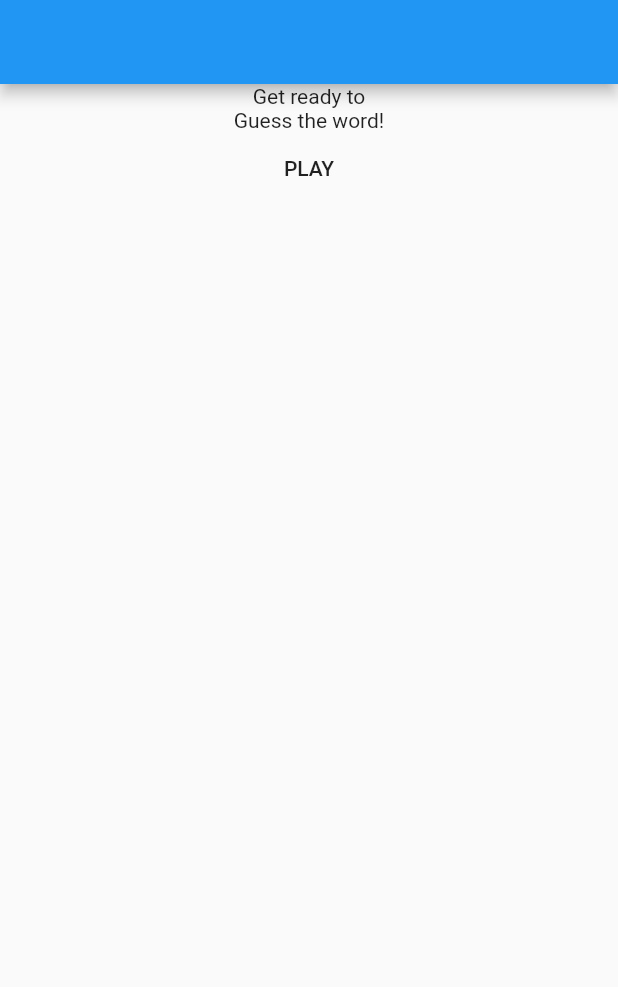
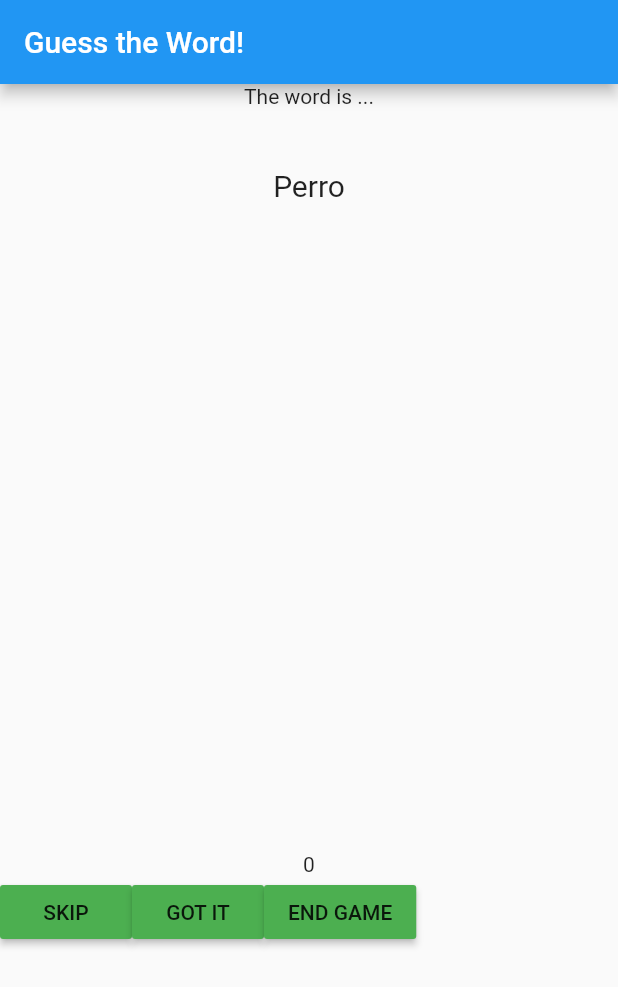
Before and after one commit to JPRR44/Tarea3_Moviles, a Flutter app: the screen it shows after launch, after a tap on "PLAY", on a phone screen of 412 x 824 dp. Shown: the top 987 px of the screen. Run offline on Flutter 3.47's test engine with Material 2 defaults, Android fonts, the phone set to English and light mode, and no system bars; our stand-ins replace bloc, equatable, flutter_bloc.

Commit message:
Added functionality

```diff
--- a/lib/bloc/tarea3_bloc.dart
+++ b/lib/bloc/tarea3_bloc.dart
@@ -28,13 +28,13 @@ class Tarea3Bloc extends Bloc<Tarea3Event, Tarea3State> {
     } else if (event is SkipEvent) {
       index++;
       if (index < listSize)
-        yield JuegoNextState(
+        yield JuegoIniciadoState(
             palabra: list1[index], titulo: 'The word is ...', contador: count);
     } else if (event is GotEvent) {
       if (list1[index] == list2[index]) count++;
       index++;
       if (index < listSize)
-        yield JuegoNextState(
+        yield JuegoIniciadoState(
             palabra: list1[index], titulo: 'The word is ...', contador: count);
       else
         yield JuegoEndState(titulo: 'You scored!', contador: count);
--- a/lib/main.dart
+++ b/lib/main.dart
@@ -11,7 +11,7 @@ class MyApp extends StatelessWidget {
       title: 'Guess the Word ',
       home: Scaffold(
           appBar: AppBar(
-            title: Text(''),
+            title: Text('Guess the Word!'),
           ),
           body: BlocProvider(
             create: (context) => Tarea3Bloc(),
@@ -20,16 +20,125 @@ class MyApp extends StatelessWidget {
                 // TODO: implement listener
               },
               builder: (context, state) {
+                //Checar los estados a mostrar
+                if (state is JuegoIniciadoState) {
                   return Container(
                     child: Center(
                       child: Column(
-                      mainAxisSize: MainAxisSize.max,
+                        mainAxisSize: MainAxisSize.min,
+                        children: [
+                          Expanded(
+                              flex: 2,
+                              child: Column(
+                                children: [
+                                  Text(state.titulo),
+                                  SizedBox(height: 40),
+                                  Text(
+                                    state.palabra,
+                                    style: TextStyle(fontSize: 20),
+                                  ),
+                                ],
+                              )),
+                          Expanded(
+                              flex: 1,
+                              child: Column(
+                                children: [
+                                  Text(state.contador.toString()),
+                                  Row(
+                                    children: [
+                                      MaterialButton(
+                                        onPressed: () {
+                                          BlocProvider.of<Tarea3Bloc>(context)
+                                              .add(SkipEvent());
+                                        },
+                                        child: Text('SKIP'),
+                                        color: Colors.green[500],
+                                      ),
+                                      MaterialButton(
+                                        onPressed: () {
+                                          BlocProvider.of<Tarea3Bloc>(context)
+                                              .add(GotEvent());
+                                        },
+                                        child: Text('GOT IT'),
+                                        color: Colors.green[500],
+                                      ),
+                                      MaterialButton(
+                                        onPressed: () {
+                                          BlocProvider.of<Tarea3Bloc>(context)
+                                              .add(EndEvent());
+                                        },
+                                        child: Text('END GAME'),
+                                        color: Colors.green[500],
+                                      ),
+                                    ],
+                                  ),
+                                ],
+                              ))
+                        ],
+                      ),
+                    ),
+                  );
+                } else if (state is JuegoEndState) {
+                  return Container(
+                    child: Center(
+                      child: Column(
+                        mainAxisSize: MainAxisSize.min,
+                        children: [
+                          Expanded(
+                              flex: 2,
+                              child: Column(
+                                children: [
+                                  Text(state.titulo),
+                                  SizedBox(height: 40),
+                                  Text(
+                                    state.contador.toString(),
+                                    style: TextStyle(fontSize: 20),
+                                  ),
+                                ],
+                              )),
+                          Expanded(
+                            flex: 1,
+                            child: MaterialButton(
+                              onPressed: () {
+                                BlocProvider.of<Tarea3Bloc>(context)
+                                    .add(StartEvent());
+                              },
+                              child: Text('PLAY AGAIN'),
+                              color: Colors.green[500],
+                            ),
+                          )
+                        ],
+                      ),
+                    ),
+                  );
+                } else
+                  return Container(
+                    child: Center(
+                      child: Column(
+                        mainAxisSize: MainAxisSize.min,
+                        children: [
+                          Expanded(
+                              flex: 2,
+                              child: Column(
                                 children: [
                                   Text('Get ready to'),
-                        Text('Guess the word!'),
-                        MaterialButton(
-                          onPressed: () {},
+                                  SizedBox(height: 40),
+                                  Text(
+                                    'Guess the word!',
+                                    style: TextStyle(fontSize: 20),
+                                  ),
+                                ],
+                              )),
+                          Expanded(
+                            flex: 1,
+                            child: MaterialButton(
+                              onPressed: () {
+                                BlocProvider.of<Tarea3Bloc>(context)
+                                    .add(StartEvent());
+                              },
                               child: Text('PLAY'),
+                              color: Colors.green[500],
+                            ),
                           )
                         ],
                       ),
```
Lines whose indentation alone changed are shown as unchanged.
